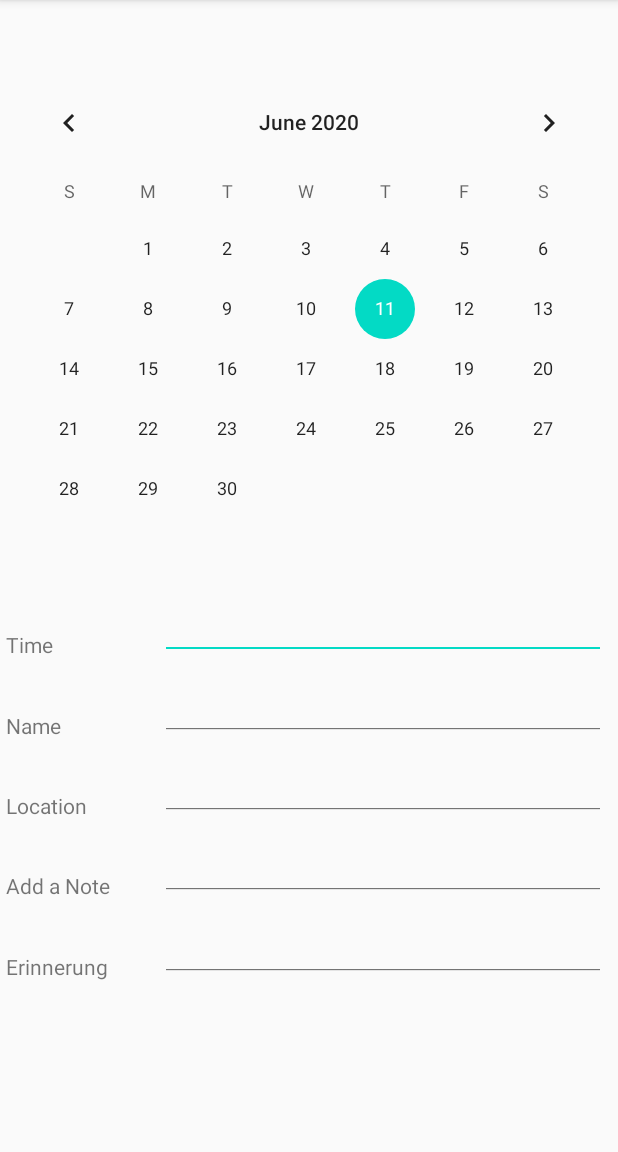
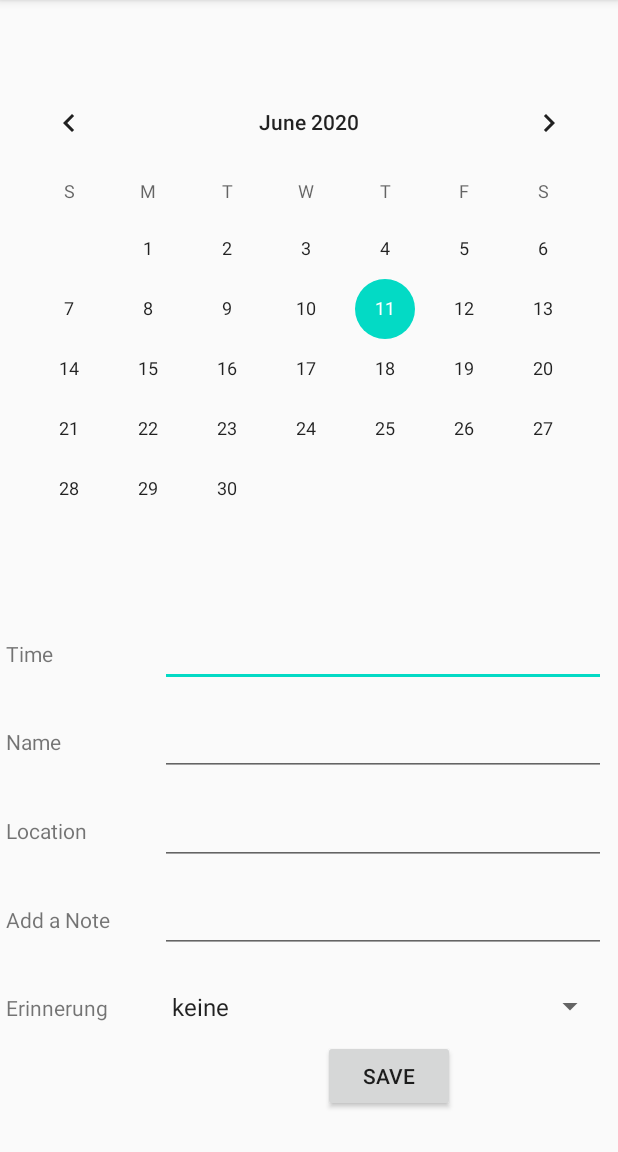
Before and after one commit to codeyourworld/Programmieren2SoSe20, an Android app: the screen it shows after launch (AddEntryActivity), after a tap on an icon or button, on a phone screen of 412 x 824 dp, the part 84-1236 px from its top. Run offline under Robolectric (Android 15) with nearby library versions, the phone set to English and light mode, and no system bars.

Commit message:
Hausaufgabe Android Daily Manager

```diff
--- a/Android/DailyManager/app/src/main/java/de/haw_hamburg/dailymanager/AddEntryActivity.java
+++ b/Android/DailyManager/app/src/main/java/de/haw_hamburg/dailymanager/AddEntryActivity.java
@@ -1,14 +1,77 @@
 package de.haw_hamburg.dailymanager;
 
+import androidx.annotation.NonNull;
 import androidx.appcompat.app.AppCompatActivity;
 
+import android.content.Intent;
 import android.os.Bundle;
+import android.util.Log;
+import android.view.View;
+import android.widget.ArrayAdapter;
+import android.widget.Button;
+import android.widget.CalendarView;
+import android.widget.EditText;
+import android.widget.Spinner;
+
+import java.util.Calendar;
+import java.util.Date;
 
 public class AddEntryActivity extends AppCompatActivity {
+    private Calendar calendar;
 
     @Override
     protected void onCreate(Bundle savedInstanceState) {
         super.onCreate(savedInstanceState);
         setContentView(R.layout.activity_add_entry);
+
+        CalendarView calendarView = findViewById(R.id.addEntryCalendarView);
+        calendarView.setOnDateChangeListener(new CalendarView.OnDateChangeListener() {
+            @Override
+            public void onSelectedDayChange(@NonNull CalendarView view, int year, int month, int dayOfMonth) {
+                calendar = Calendar.getInstance();
+                calendar.set(Calendar.YEAR, year);
+                calendar.set(Calendar.MONTH, month);
+                calendar.set(Calendar.DAY_OF_MONTH, dayOfMonth);
+            }
+        });
+
+        Spinner spinner = findViewById(R.id.spinner);
+        String[] arraySpinner = new String[] { "keine", "15 min vorher", "30 min vorher", "1 Stunde vorher", "morgens um 08:00", "1 Tag vorher" };
+        ArrayAdapter<String> adapter = new ArrayAdapter<>(this, android.R.layout.simple_spinner_item, arraySpinner);
+        adapter.setDropDownViewResource(android.R.layout.simple_spinner_dropdown_item);
+        spinner.setAdapter(adapter);
+
+        Button saveButton = findViewById(R.id.saveButton);
+        saveButton.setOnClickListener(new View.OnClickListener() {
+            @Override
+            public void onClick(View v) {
+                Event event = new Event();
+
+                event.setCalendar(calendar);
+
+                EditText timeText = (EditText) findViewById(R.id.timeText);
+                event.setTime(timeText.getText().toString());
+                EditText nameText = (EditText) findViewById(R.id.nameText);
+                event.setName(nameText.getText().toString());
+                EditText locationText =(EditText) findViewById(R.id.locationText);
+                event.setLocation(locationText.getText().toString());
+                EditText noteText = (EditText) findViewById(R.id.noteText);
+                event.setNote(noteText.getText().toString());
+                Spinner spinner = findViewById(R.id.spinner);
+                event.setErinnerung(spinner.getSelectedItem().toString());
+
+                //System.out.println(event);
+                Log.i("myEvent", event.toString());
+
+                ReadService readService = new ReadService();
+                readService.readObject(getApplicationContext(), event);
+
+                Intent intent = new Intent(AddEntryActivity.this, MainActivity.class);
+                startActivity(intent);
+            }
+        });
+
     }
+
+
 }
--- a/Android/DailyManager/app/src/main/java/de/haw_hamburg/dailymanager/MainActivity.java
+++ b/Android/DailyManager/app/src/main/java/de/haw_hamburg/dailymanager/MainActivity.java
@@ -1,10 +1,14 @@
 package de.haw_hamburg.dailymanager;
 
+import androidx.annotation.NonNull;
 import androidx.appcompat.app.AppCompatActivity;
 
 import android.content.Intent;
 import android.os.Bundle;
+import android.util.Log;
 import android.view.View;
+import android.widget.Button;
+import android.widget.CalendarView;
 import android.widget.Toast;
 
 import com.google.android.material.floatingactionbutton.FloatingActionButton;
@@ -15,6 +19,16 @@ public class MainActivity extends AppCompatActivity {
     protected void onCreate(Bundle savedInstanceState) {
         super.onCreate(savedInstanceState);
         setContentView(R.layout.activity_main);
+        WriteService writeService = new WriteService();
+        Event event = writeService.writeObject(getApplicationContext());
+        if(event!=null){
+            Log.i("read from File", event.toString());
+           // event.getCalendar();
+            CalendarView calendarView = findViewById(R.id.calendarView);
+            long milliTime = event.getCalendar().getTimeInMillis();
+            calendarView.setDate(milliTime,true,true);
+        }
+
 
         FloatingActionButton floatingActionButton = findViewById(R.id.floatingActionButton);
         floatingActionButton.setOnClickListener(new View.OnClickListener() {
@@ -25,5 +39,6 @@ public class MainActivity extends AppCompatActivity {
                 startActivity(intent);
             }
         });
+
     }
 }
--- /dev/null
+++ b/Android/DailyManager/app/src/main/java/de/haw_hamburg/dailymanager/WriteService.java
@@ -0,0 +1,36 @@
+package de.haw_hamburg.dailymanager;
+
+import android.content.Context;
+import android.util.Log;
+
+import java.io.File;
+import java.io.FileInputStream;
+import java.io.ObjectInputStream;
+
+public class WriteService {
+    public Event writeObject(Context context) {
+        File file = new File(context.getExternalFilesDir(null).getAbsolutePath(), "Event.txt");
+        try {
+            FileInputStream fis = new FileInputStream(file);
+            ObjectInputStream ois = new ObjectInputStream(fis);
+
+            Object obj = ois.readObject();
+            if (obj instanceof Event) {
+                Event event = (Event) obj;
+
+                return event;
+            }
+
+
+        } catch (Exception e) {
+            e.printStackTrace();
+        }
+        return null;
+    }
+
+    public void writeList(Context context){
+        File file = new File(context.getExternalFilesDir(null).getAbsolutePath(), "Events.txt");
+
+
+    }
+}
--- a/Android/DailyManager/app/src/main/res/layout/activity_add_entry.xml
+++ b/Android/DailyManager/app/src/main/res/layout/activity_add_entry.xml
@@ -7,7 +7,7 @@
     tools:context=".AddEntryActivity">
 
     <CalendarView
-        android:id="@+id/calendarView2"
+        android:id="@+id/addEntryCalendarView"
         android:layout_width="0dp"
         android:layout_height="wrap_content"
         android:layout_marginTop="8dp"
@@ -30,7 +30,7 @@
         android:layout_width="wrap_content"
         android:layout_height="wrap_content"
         android:orientation="horizontal"
-        app:layout_constraintGuide_end="80dp" />
+        app:layout_constraintGuide_end="47dp" />
 
     <TextView
         android:id="@+id/textView4"
@@ -40,7 +40,7 @@
         android:text="Time"
         app:layout_constraintBottom_toTopOf="@+id/textView5"
         app:layout_constraintStart_toStartOf="parent"
-        app:layout_constraintTop_toBottomOf="@+id/calendarView2" />
+        app:layout_constraintTop_toBottomOf="@+id/addEntryCalendarView" />
 
     <TextView
         android:id="@+id/textView5"
@@ -83,67 +83,78 @@
         app:layout_constraintTop_toBottomOf="@+id/textView7" />
 
     <EditText
-        android:id="@+id/editText3"
+        android:id="@+id/timeText"
         android:layout_width="0dp"
-        android:layout_height="0dp"
+        android:layout_height="wrap_content"
         android:layout_marginEnd="8dp"
         android:ems="10"
         android:inputType="time"
+        android:textColor="#000000"
         app:layout_constraintBottom_toBottomOf="@+id/textView4"
         app:layout_constraintEnd_toEndOf="parent"
+        app:layout_constraintHorizontal_bias="0.0"
         app:layout_constraintStart_toStartOf="@+id/guideline3"
         app:layout_constraintTop_toTopOf="@+id/textView4" />
 
     <EditText
-        android:id="@+id/editText4"
+        android:id="@+id/nameText"
         android:layout_width="0dp"
-        android:layout_height="0dp"
+        android:layout_height="wrap_content"
         android:layout_marginEnd="8dp"
         android:ems="10"
         android:inputType="textPersonName"
-        android:text="Name"
+        android:textColor="#000000"
         app:layout_constraintBottom_toBottomOf="@+id/textView5"
         app:layout_constraintEnd_toEndOf="parent"
         app:layout_constraintStart_toStartOf="@+id/guideline3"
         app:layout_constraintTop_toTopOf="@+id/textView5" />
 
     <EditText
-        android:id="@+id/editText5"
+        android:id="@+id/locationText"
         android:layout_width="0dp"
-        android:layout_height="0dp"
+        android:layout_height="wrap_content"
         android:layout_marginEnd="8dp"
         android:ems="10"
         android:inputType="textPersonName"
-        android:text="Name"
+        android:textColor="#000000"
         app:layout_constraintBottom_toBottomOf="@+id/textView6"
         app:layout_constraintEnd_toEndOf="parent"
         app:layout_constraintStart_toStartOf="@+id/guideline3"
         app:layout_constraintTop_toTopOf="@+id/textView6" />
 
     <EditText
-        android:id="@+id/editText6"
+        android:id="@+id/noteText"
         android:layout_width="0dp"
-        android:layout_height="0dp"
+        android:layout_height="wrap_content"
         android:layout_marginEnd="8dp"
         android:ems="10"
         android:inputType="textPersonName"
-        android:text="Name"
+        android:textColor="#000000"
         app:layout_constraintBottom_toBottomOf="@+id/textView7"
         app:layout_constraintEnd_toEndOf="parent"
         app:layout_constraintStart_toStartOf="@+id/guideline3"
         app:layout_constraintTop_toTopOf="@+id/textView7" />
 
-    <EditText
-        android:id="@+id/editText7"
+    <Spinner
+        android:id="@+id/spinner"
         android:layout_width="0dp"
-        android:layout_height="0dp"
+        android:layout_height="21dp"
         android:layout_marginEnd="8dp"
-        android:ems="10"
-        android:inputType="textPersonName"
-        android:text="Name"
         app:layout_constraintBottom_toBottomOf="@+id/textView13"
         app:layout_constraintEnd_toEndOf="parent"
         app:layout_constraintStart_toStartOf="@+id/guideline3"
-        app:layout_constraintTop_toTopOf="@+id/textView13" />
+        app:layout_constraintTop_toTopOf="@+id/textView13"
+        app:layout_constraintVertical_bias="1.0" />
+
+    <Button
+        android:id="@+id/saveButton"
+        android:layout_width="wrap_content"
+        android:layout_height="wrap_content"
+        android:layout_marginTop="32dp"
+        android:text="Save"
+        app:layout_constraintBottom_toTopOf="@+id/guideline5"
+        app:layout_constraintEnd_toEndOf="parent"
+        app:layout_constraintStart_toStartOf="@+id/guideline3"
+        app:layout_constraintTop_toBottomOf="@+id/spinner" />
 
 </androidx.constraintlayout.widget.ConstraintLayout>
```
Also changed, not shown: Android/DailyManager/app/src/main/java/de/haw_hamburg/dailymanager/Event.java (added, +74 -0 lines), Android/DailyManager/app/src/main/java/de/haw_hamburg/dailymanager/ReadService.java (added, +34 -0 lines).
